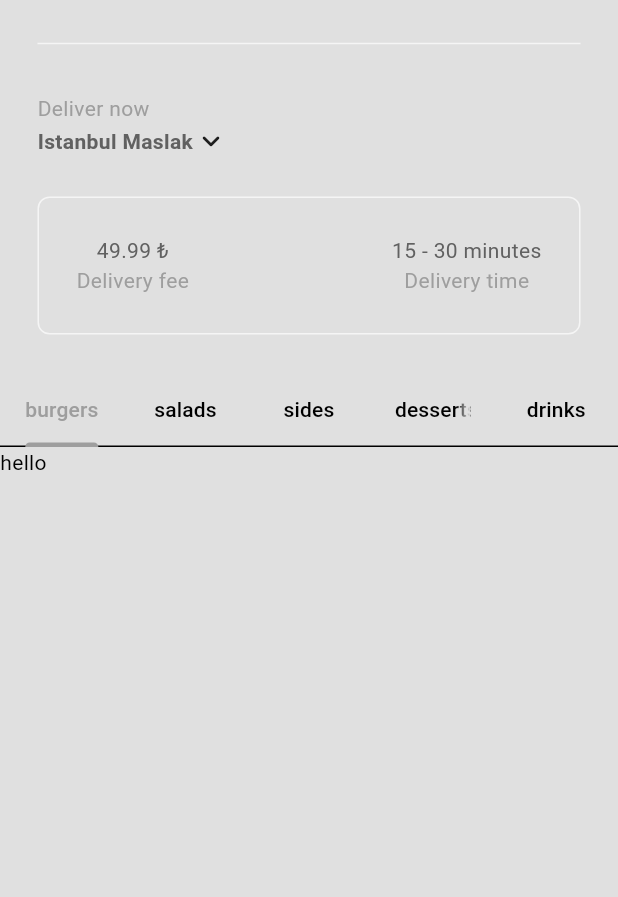
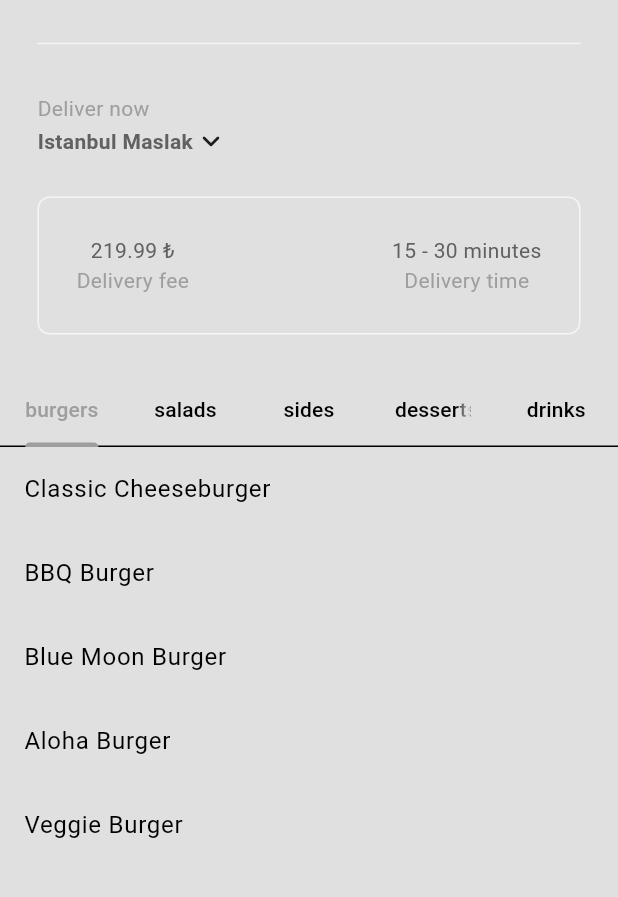
Before and after one commit to bilal-ahmet/food_delivery_app, a Flutter app: the screen it shows after launch, after a tap on "Sign In", on a phone screen of 412 x 824 dp, the part 63-960 px from its top. Run offline on Flutter 3.47's test engine with Material 3 defaults, Android fonts, the phone set to English and light mode, and no system bars.

Commit message:
apply_restaurant_provider_and_completed_tab_bar_menu_item

```diff
--- a/lib/components/my_description_box.dart
+++ b/lib/components/my_description_box.dart
@@ -17,7 +17,7 @@ class MyDescriptionBox extends StatelessWidget {
         children: [
           Column(
             children: [
-              Text("49.99 ₺", style: TextStyle(color: Theme.of(context).colorScheme.inversePrimary)),
+              Text("219.99 ₺", style: TextStyle(color: Theme.of(context).colorScheme.inversePrimary)),
               Text("Delivery fee", style: TextStyle(color: Theme.of(context).colorScheme.primary),)
             ],
           ),
--- a/lib/main.dart
+++ b/lib/main.dart
@@ -1,13 +1,23 @@
 import 'package:flutter/material.dart';
 import 'package:food_delivery_app/auth/login_or_register.dart';
+import 'package:food_delivery_app/models/restaurant.dart';
 import 'package:food_delivery_app/theme/theme_provider.dart';
 import 'package:provider/provider.dart';
 
 void main() {
-  runApp(ChangeNotifierProvider(
-    create: (context) => ThemeProvider(),
-    child: const MyApp(),
-  ));
+  runApp(
+    MultiProvider(
+      providers: [
+        ChangeNotifierProvider(
+          create: (context) => ThemeProvider(),
+        ),
+        ChangeNotifierProvider(
+          create: (context) => Restaurant(),
+        )
+      ],
+      child: const MyApp(),
+    ),
+  );
 }
 
 class MyApp extends StatelessWidget {
--- a/lib/models/restaurant.dart
+++ b/lib/models/restaurant.dart
@@ -1,6 +1,7 @@
+import 'package:flutter/material.dart';
 import 'package:food_delivery_app/models/food.dart';
 
-class Restaurant {
+class Restaurant extends ChangeNotifier{
   final List<Food> _menu = [
     // burgers
     Food(
@@ -336,4 +337,6 @@ class Restaurant {
       ],
     ),
   ];
+
+  List<Food> get menu => _menu;
 }
--- a/lib/pages/home_page.dart
+++ b/lib/pages/home_page.dart
@@ -1,4 +1,3 @@
-import 'package:flutter/foundation.dart';
 import 'package:flutter/material.dart';
 import 'package:food_delivery_app/components/my_current_location.dart';
 import 'package:food_delivery_app/components/my_description_box.dart';
@@ -6,6 +5,8 @@ import 'package:food_delivery_app/components/my_drawer.dart';
 import 'package:food_delivery_app/components/my_sliver_app_bar.dart';
 import 'package:food_delivery_app/components/my_tab_bar.dart';
 import 'package:food_delivery_app/models/food.dart';
+import 'package:food_delivery_app/models/restaurant.dart';
+import 'package:provider/provider.dart';
 
 class HomePage extends StatefulWidget {
   const HomePage({super.key});
@@ -14,7 +15,8 @@ class HomePage extends StatefulWidget {
   State<HomePage> createState() => _HomePageState();
 }
 
-class _HomePageState extends State<HomePage> with SingleTickerProviderStateMixin {
+class _HomePageState extends State<HomePage>
+    with SingleTickerProviderStateMixin {
   late TabController _tabController;
 
   @override
@@ -30,7 +32,7 @@ class _HomePageState extends State<HomePage> with SingleTickerProviderStateMixin
     _tabController.dispose();
   }
 
-  List<Food> _filterMenuByCategory(FoodCategory category, List<Food> fullMenu){
+  List<Food> _filterMenuByCategory(FoodCategory category, List<Food> fullMenu) {
     return fullMenu.where((food) => food.foodCategory == category).toList();
   }
 
@@ -72,13 +74,10 @@ class _HomePageState extends State<HomePage> with SingleTickerProviderStateMixin
                         ],
                       ))
                 ],
-          body: TabBarView(controller: _tabController, children: const [
-            Text("hello"),
-            Text("hello"),
-            Text("hello"),
-            Text("hello"),
-            Text("hello")
-          ])),
-    );
+            body: Consumer<Restaurant>(
+              builder: (context, Restaurant, child) => TabBarView(
+                  controller: _tabController,
+                  children: getFoodInThisCategory(Restaurant.menu)),
+            )));
   }
 }
```
Lines whose indentation alone changed are shown as unchanged.
